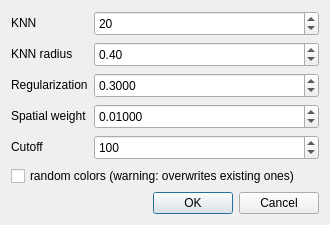
Above: qCC/ui_templates/cutPursuitDlg.ui from farmakis/CloudCompare before the change. Below: the same form after it.
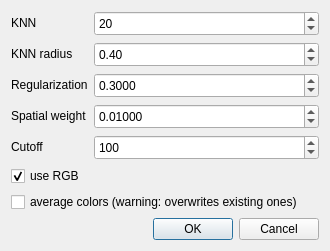
That is the form after the change.

Commit message: initial fully-functional parallel-cut-pursuit

Patch:
```diff
--- a/qCC/ui_templates/cutPursuitDlg.ui
+++ b/qCC/ui_templates/cutPursuitDlg.ui
@@ -193,7 +193,17 @@
    <item>
     <widget class="QCheckBox" name="randomColorsCheckBox">
      <property name="text">
-      <string>random colors (warning: overwrites existing ones)</string>
+      <string>use RGB</string>
+     </property>
+     <property name="checked">
+      <bool>true</bool>
+     </property>
+    </widget>
+   </item>
+   <item>
+    <widget class="QCheckBox" name="averageColorsCheckBox">
+     <property name="text">
+      <string>average colors (warning: overwrites existing ones)</string>
      </property>
     </widget>
    </item>
```
Left out of the diff: 2 changed lines with no effect on the pictures. The commit also changes 6 other files.
